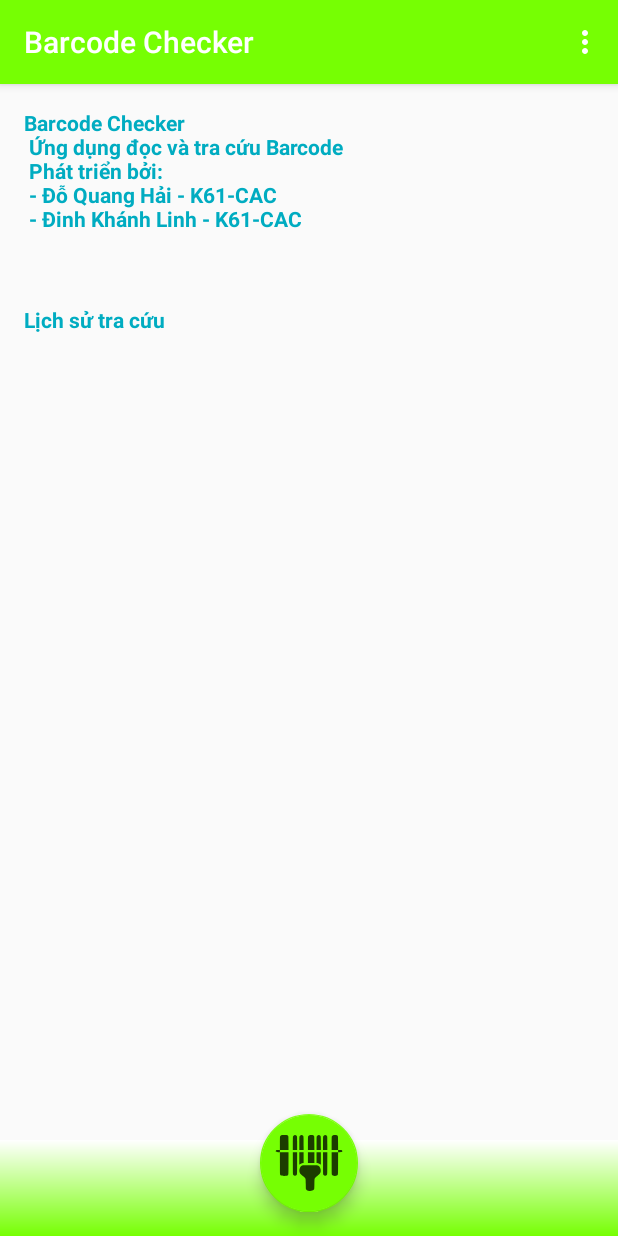
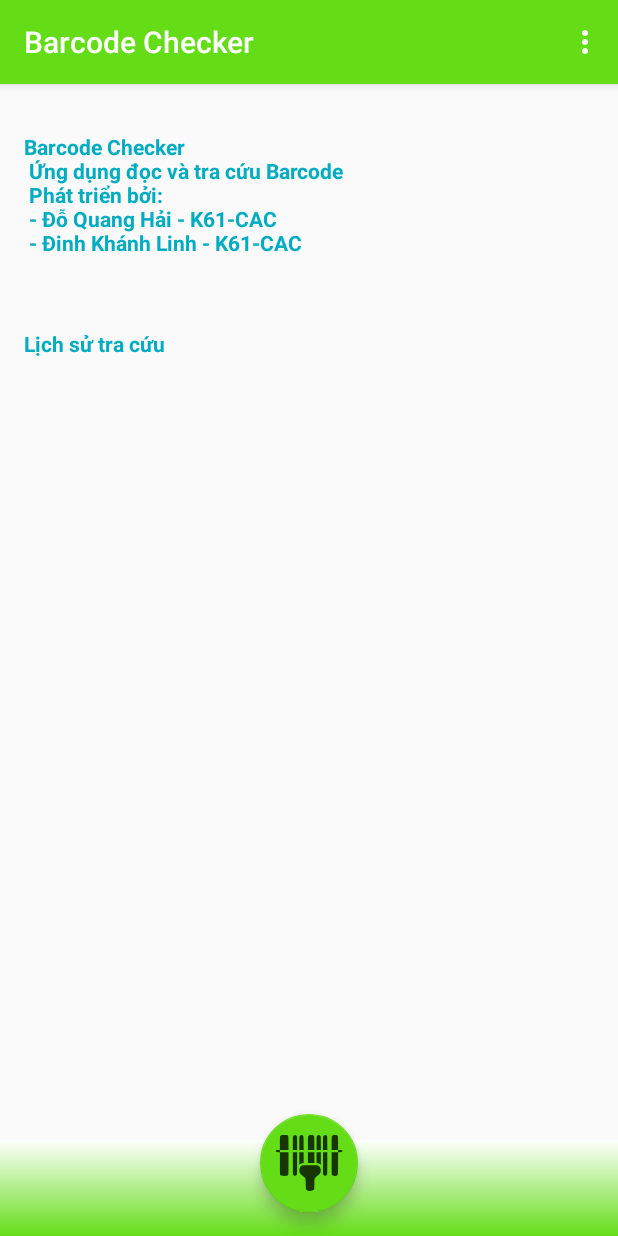
Before and after one commit to QuangHaiDo/Barcode_Detect, an Android app: the screen it shows after launch (MainActivity), on a phone screen of 412 x 824 dp. Run offline under Robolectric (Android 15) with nearby library versions, the phone set to English and light mode, and no system bars.

Commit message:
update color

```diff
--- a/app/src/main/res/layout/content_main.xml
+++ b/app/src/main/res/layout/content_main.xml
@@ -11,9 +11,12 @@
     <LinearLayout
         android:layout_width="match_parent"
         android:layout_height="wrap_content"
-        android:layout_marginTop="32dp"
+        android:layout_marginTop="16dp"
         android:orientation="vertical"
-        app:layout_constraintTop_toBottomOf="@+id/textIntro">
+        app:layout_constraintEnd_toEndOf="parent"
+        app:layout_constraintStart_toStartOf="parent"
+        app:layout_constraintTop_toTopOf="parent">
+
         <TextView
             android:layout_width="match_parent"
             android:layout_height="wrap_content"
--- a/app/src/main/res/values/colors.xml
+++ b/app/src/main/res/values/colors.xml
@@ -1,8 +1,8 @@
 <?xml version="1.0" encoding="utf-8"?>
 <resources>
-    <color name="colorPrimary">#76ff03</color>
-    <color name="colorPrimaryDark">#32cb00</color>
-    <color name="colorAccent">#76ff03</color>
+    <color name="colorPrimary">#64dd17</color>
+    <color name="colorPrimaryDark">#00c853</color>
+    <color name="colorAccent">#64dd17</color>
     <color name="transparent">#00000000</color>
     <color name="white">#FFFFFFFF</color>
     <color name="yellow">#FFFF00</color>
```
